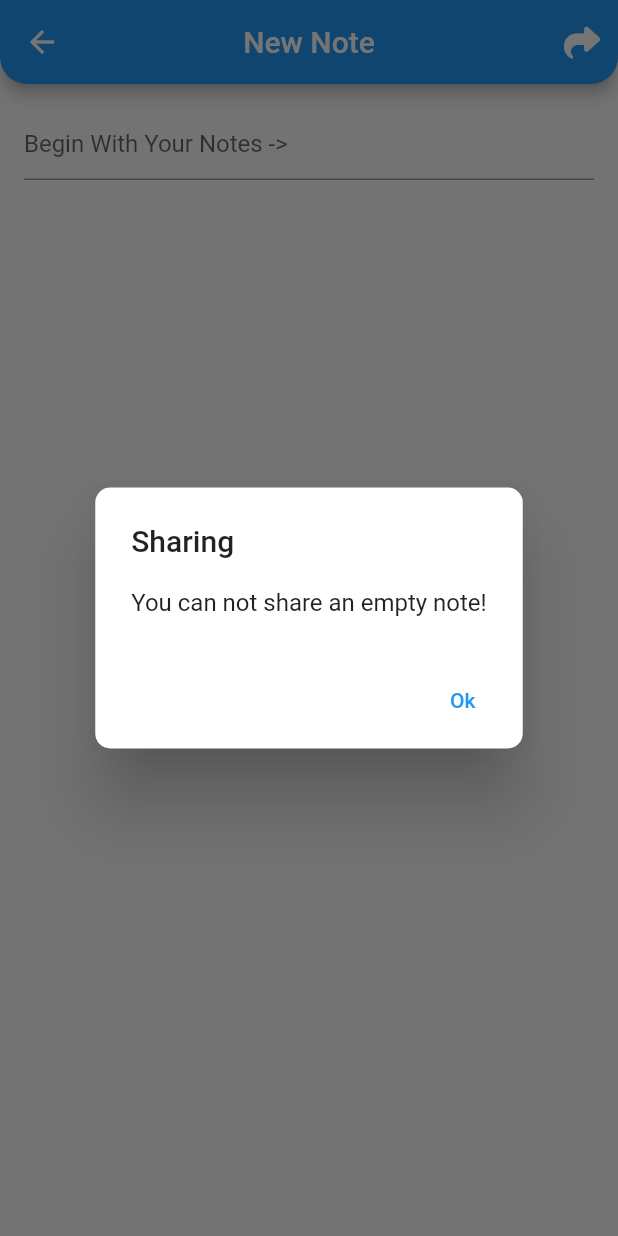
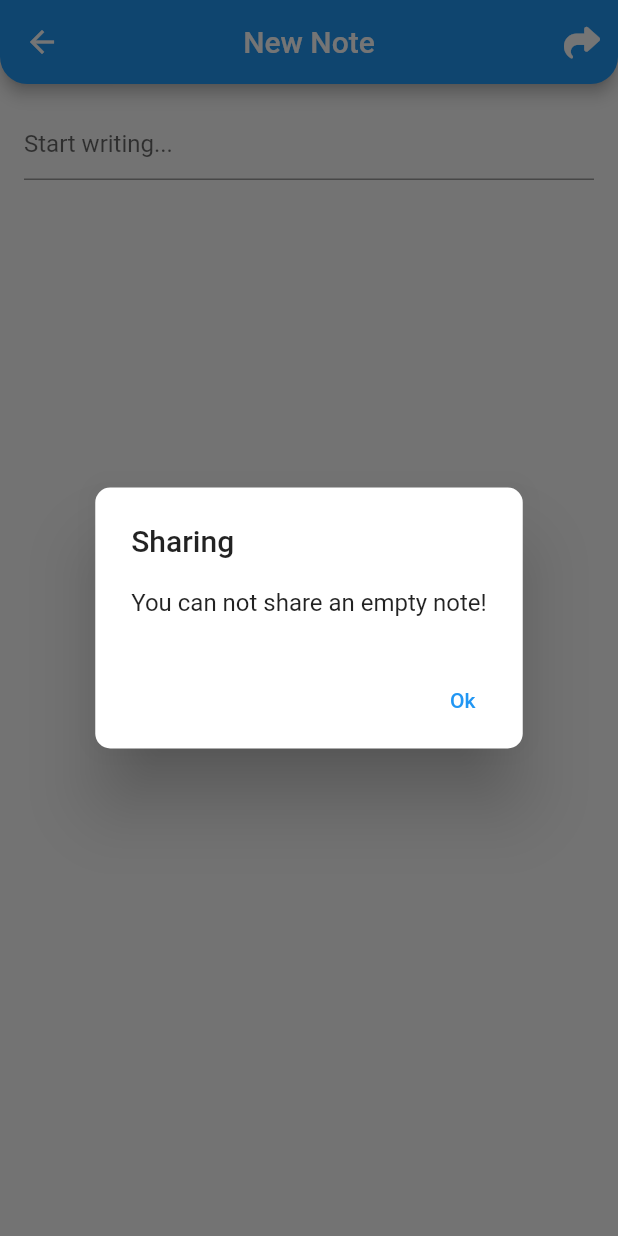
Before and after one commit to ChoudharyAryan/flutter-Notes-Application, a Flutter app: the CreateUpdateNoteView screen opened by its route, after a tap on an icon or button, on a phone screen of 412 x 824 dp. Run offline on Flutter 3.47's test engine with Material 2 defaults, Android fonts, the phone set to English and light mode, and no system bars; our stand-ins replace bloc, cloud_firestore, equatable, firebase_auth, firebase_core, flutter_bloc and 4 more; accounts and stored records are empty; network calls fail.

Commit message:
thistime-Last-step

```diff
--- a/lib/views/login_view.dart
+++ b/lib/views/login_view.dart
@@ -18,6 +18,7 @@ class LoginView extends StatefulWidget {
 class _LoginViewState extends State<LoginView> with TickerProviderStateMixin {
   late final TextEditingController _email;
   late final TextEditingController _password;
+  late final AnimationController _controller;
 
 
 
@@ -25,7 +26,7 @@ class _LoginViewState extends State<LoginView> with TickerProviderStateMixin {
   void initState() {
     _email = TextEditingController();
     _password = TextEditingController();
-
+    _controller = AnimationController(vsync: this,duration: const Duration(seconds: 5));
     super.initState();
   }
 
@@ -33,6 +34,7 @@ class _LoginViewState extends State<LoginView> with TickerProviderStateMixin {
   void dispose() {
     _email.dispose();
     _password.dispose();
+    _controller.dispose();
     super.dispose();
   }
 
--- a/lib/views/notes/create_update_note_view.dart
+++ b/lib/views/notes/create_update_note_view.dart
@@ -123,7 +123,7 @@ class _CreateUpdateNoteViewState extends State<CreateUpdateNoteView> {
                     keyboardType: TextInputType.multiline,
                     maxLines: null,
                     decoration: const InputDecoration(
-                      hintText: 'Begin With Your Notes ->',
+                      hintText: 'Start writing...',
                     ),
                   ),
                 );
--- a/lib/views/notes/notes_list_view.dart
+++ b/lib/views/notes/notes_list_view.dart
@@ -27,7 +27,7 @@ class NotesListView extends StatelessWidget {
             ontap(note);
           },
           title: Card(
-            shape: RoundedRectangleBorder(borderRadius: BorderRadius.circular(6)),
+            shape: RoundedRectangleBorder(borderRadius: BorderRadius.circular(6),),
             elevation: 4,
             child: Padding(
               padding: const EdgeInsets.only(right: 15,left: 15,top: 23,bottom: 23),
@@ -40,6 +40,7 @@ class NotesListView extends StatelessWidget {
             ),
           ),
           trailing: Card(
+            shape: RoundedRectangleBorder(borderRadius: BorderRadius.circular(6),),
             elevation: 2,
             child: IconButton(
               onPressed: () async {
--- a/pubspec.yaml
+++ b/pubspec.yaml
@@ -51,7 +51,7 @@ dependencies:
   font_awesome_flutter: ^10.4.0
   flutter_spinkit: ^5.2.0
   lottie: ^2.4.0
-  animated_background: ^2.0.0
+
 
 
 dev_dependencies:
@@ -79,8 +79,8 @@ flutter:
   uses-material-design: true
 
   # To add assets to your application, add an assets section, like this:
-  # assets:
-  #   - images/a_dot_burr.jpeg
+  assets:
+    - lib/assets/images/
   #   - images/a_dot_ham.jpeg
 
   # An image asset can refer to one or more resolution-specific "variants", see
```
Also changed, not shown: lib/views/notes/notes_view.dart (+7 -12 lines), lib/assets/images/rc.png (added), pubspec.lock.
